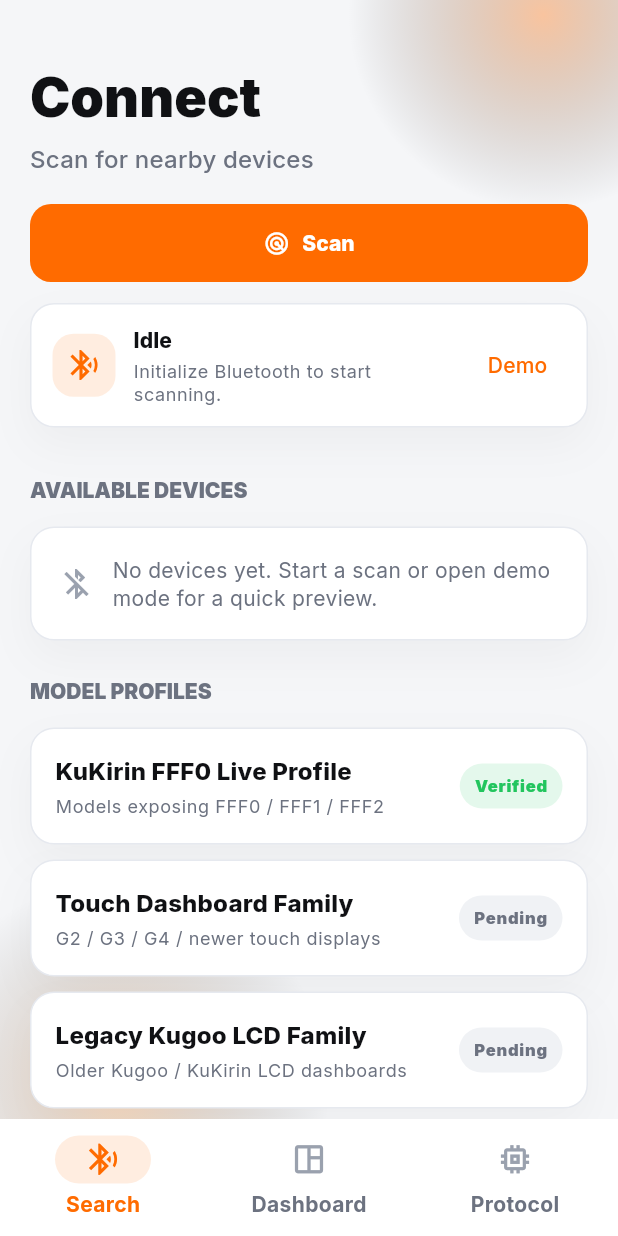
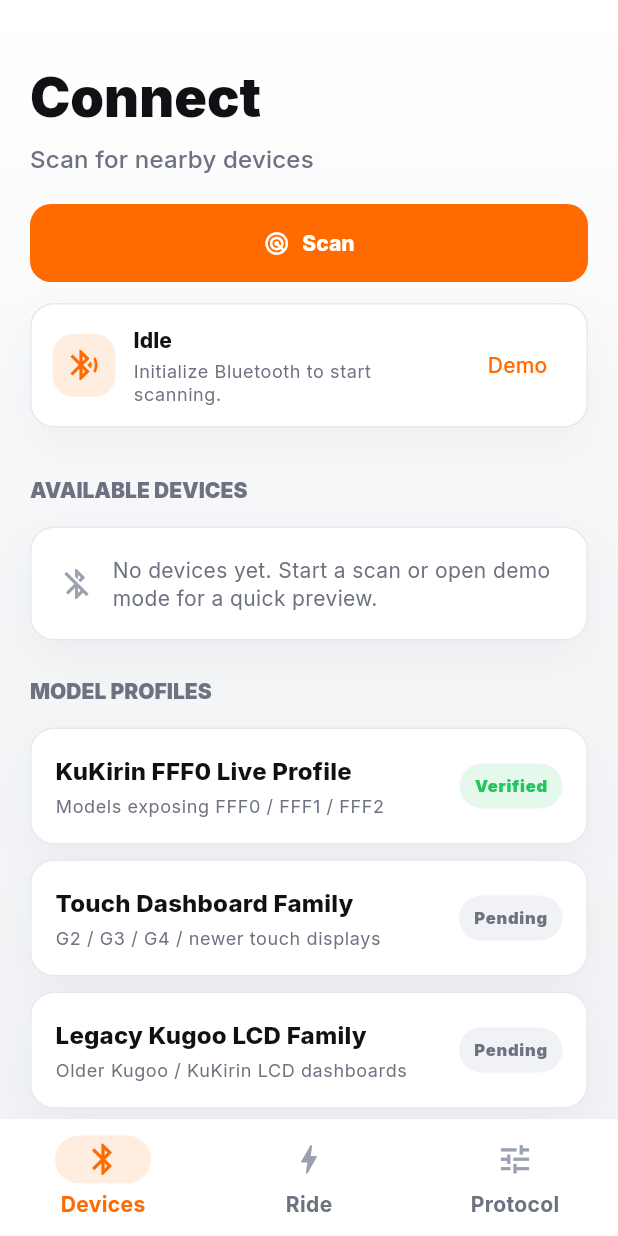
Before and after one commit to NikLaaaa/kukirin-control-ios, a Flutter app: the screen it shows after launch, on a phone screen of 412 x 824 dp. Run offline on Flutter 3.47's test engine with Material 3 defaults, Android fonts, the phone set to English and light mode, and no system bars; our stand-ins replace google_fonts; missing offline and left inert: flutter_reactive_ble; statements that could not run were skipped.

Commit message:
Update home_shell.dart

```diff
--- a/lib/src/screens/home_shell.dart
+++ b/lib/src/screens/home_shell.dart
@@ -17,10 +17,20 @@
       animation: controller,
       builder: (context, _) {
         return Scaffold(
-          body: Stack(
-            children: [
-              const _AtmosphereBackground(),
-              SafeArea(
+          body: DecoratedBox(
+            decoration: const BoxDecoration(
+              gradient: LinearGradient(
+                colors: [
+                  Color(0xFFFFFFFF),
+                  AppPalette.background,
+                  Color(0xFFF1F3F6),
+                ],
+                begin: Alignment.topCenter,
+                end: Alignment.bottomCenter,
+              ),
+            ),
+            child: SafeArea(
+              bottom: false,
               child: IndexedStack(
                 index: controller.selectedTab,
                 children: [
@@ -30,79 +40,41 @@
                 ],
               ),
             ),
-            ],
           ),
-          bottomNavigationBar: NavigationBar(
+          bottomNavigationBar: DecoratedBox(
+            decoration: const BoxDecoration(
+              color: AppPalette.panel,
+              border: Border(
+                top: BorderSide(color: AppPalette.stroke),
+              ),
+            ),
+            child: SafeArea(
+              top: false,
+              child: NavigationBar(
                 selectedIndex: controller.selectedTab,
                 onDestinationSelected: controller.setSelectedTab,
                 destinations: const [
                   NavigationDestination(
-                icon: Icon(Icons.bluetooth_searching_outlined),
-                selectedIcon: Icon(Icons.bluetooth_searching),
-                label: 'Search',
+                    icon: Icon(Icons.bluetooth_outlined),
+                    selectedIcon: Icon(Icons.bluetooth),
+                    label: 'Devices',
                   ),
                   NavigationDestination(
-                icon: Icon(Icons.space_dashboard_outlined),
-                selectedIcon: Icon(Icons.space_dashboard),
-                label: 'Dashboard',
+                    icon: Icon(Icons.bolt_outlined),
+                    selectedIcon: Icon(Icons.bolt),
+                    label: 'Ride',
                   ),
                   NavigationDestination(
-                icon: Icon(Icons.memory_outlined),
-                selectedIcon: Icon(Icons.memory),
+                    icon: Icon(Icons.tune_outlined),
+                    selectedIcon: Icon(Icons.tune),
                     label: 'Protocol',
                   ),
                 ],
+              ),
+            ),
           ),
         );
       },
     );
   }
 }
-
-class _AtmosphereBackground extends StatelessWidget {
-  const _AtmosphereBackground();
-
-  @override
-  Widget build(BuildContext context) {
-    return IgnorePointer(
-      child: Stack(
-        children: [
-          Positioned(
-            top: -120,
-            right: -80,
-            child: Container(
-              width: 260,
-              height: 260,
-              decoration: BoxDecoration(
-                shape: BoxShape.circle,
-                gradient: RadialGradient(
-                  colors: [
-                    AppPalette.accent.withValues(alpha: 0.36),
-                    Colors.transparent,
-                  ],
-                ),
-              ),
-            ),
-          ),
-          Positioned(
-            bottom: -120,
-            left: -60,
-            child: Container(
-              width: 280,
-              height: 280,
-              decoration: BoxDecoration(
-                shape: BoxShape.circle,
-                gradient: RadialGradient(
-                  colors: [
-                    AppPalette.accentWarm.withValues(alpha: 0.28),
-                    Colors.transparent,
-                  ],
-                ),
-              ),
-            ),
-          ),
-        ],
-      ),
-    );
-  }
-}
```
Lines whose indentation alone changed are shown as unchanged.
